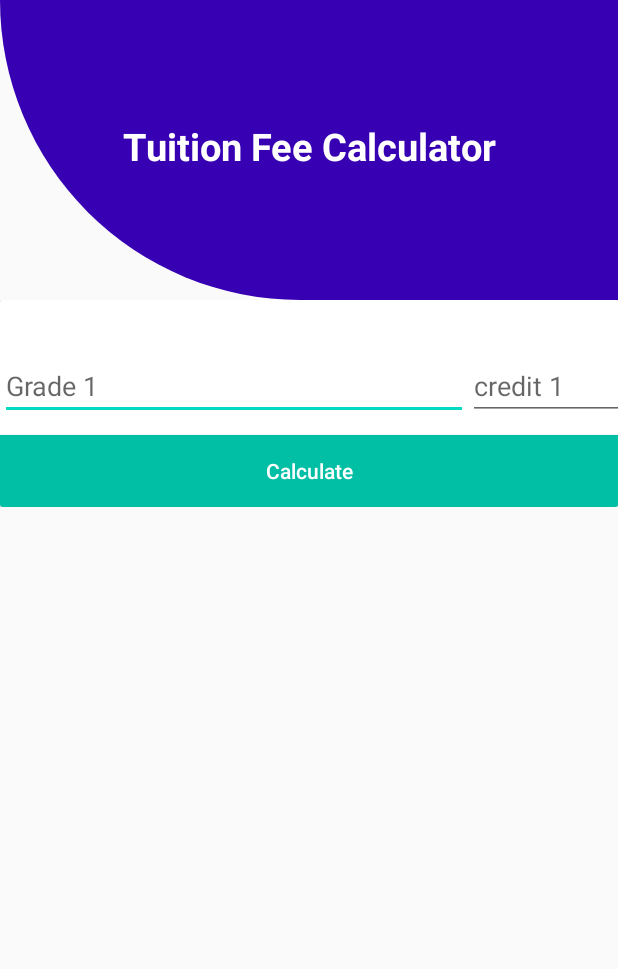
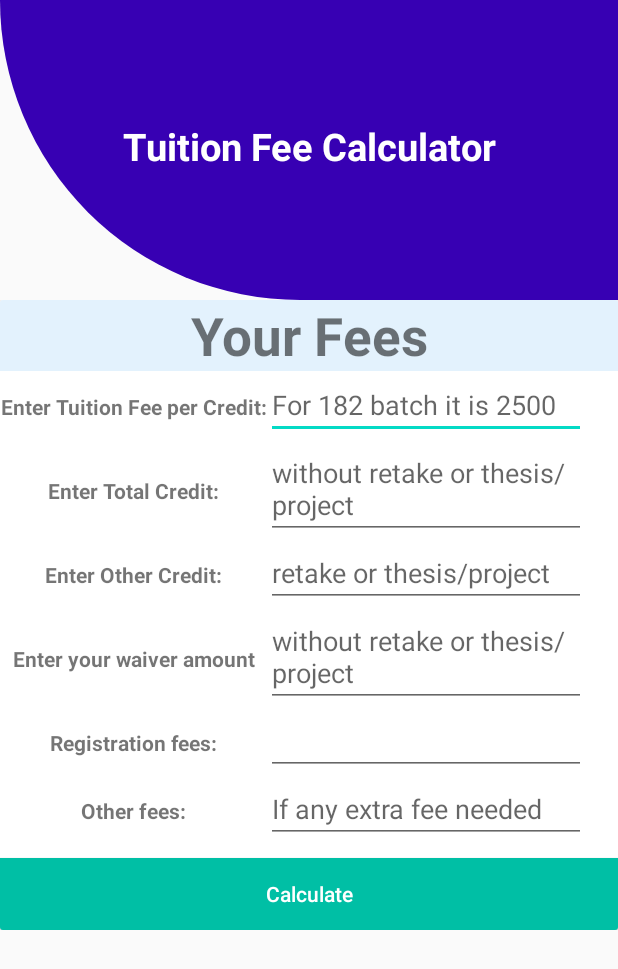
Before and after one commit to Mahadi-Ahammed/Student_utility_Android, an Android app: the tuitionfeeCalculator screen opened directly, with no data from a screen before it, on a phone screen of 412 x 824 dp. Shown: the top 969 px of the screen. Run offline under Robolectric (Android 15) with nearby library versions, the phone set to English and light mode, and no system bars.

Commit message:
Xml for fees calculator

```diff
--- a/labProject/app/src/main/res/layout/formtuition.xml
+++ b/labProject/app/src/main/res/layout/formtuition.xml
@@ -8,7 +8,18 @@
         android:gravity="center"
         android:orientation="vertical">
 
+        <TextView
+            android:id="@+id/feeRes"
+            android:layout_width="match_parent"
+            android:layout_height="wrap_content"
+            android:text="Your Fees"
+            android:textSize="35sp"
+            android:textStyle="bold"
+            android:gravity="center_horizontal"
+            android:layout_span="2"
+            android:background="@color/display_color"
 
+            />
 
 
         <TableLayout
@@ -24,25 +35,17 @@
 
                     android:layout_width="match_parent"
                     android:layout_height="wrap_content"
-                    android:textColor="@color/colorWhite"
-                    android:textSize="25sp"
-                    android:textAlignment="center"
-                    android:text="Enter Tuition Fee per Credit"
                     android:textStyle="bold"
-
+                    android:text="Enter Tuition Fee per Credit:"
                     android:gravity="center_horizontal" />
 
-                <TextView
-
+                <EditText
+                    android:id="@+id/crFee"
                     android:layout_width="match_parent"
                     android:layout_height="wrap_content"
-                    android:textColor="@color/colorWhite"
-                    android:textSize="25sp"
-                    android:textAlignment="center"
-                    android:text="Enter Total Credit"
-                    android:textStyle="bold"
-
-                    android:gravity="center_horizontal" />
+                    android:ems="10"
+                    android:hint="For 182 batch it is 2500"
+                    ></EditText>
 
 
 
@@ -54,47 +57,133 @@
                 android:layout_width="match_parent"
                 android:layout_height="match_parent"
                 >
+                <TextView
+
+                    android:layout_width="match_parent"
+                    android:layout_height="wrap_content"
+                    android:text="Enter Total Credit:"
+                    android:textStyle="bold"
+                    android:gravity="center_horizontal" />
+
+
                 <EditText
-                    android:id="@+id/gpa1"
+                    android:id="@+id/creNum"
                     android:layout_width="match_parent"
                     android:layout_height="wrap_content"
                     android:ems="10"
-                    android:hint="Grade 1"
+                    android:hint="without retake or thesis/project"
 
-                    android:inputType="number"
                     ></EditText>
 
+
+            </TableRow>
+            <TableRow
+                android:layout_width="match_parent"
+                android:layout_height="match_parent"
+                >
+                <TextView
+
+                    android:layout_width="match_parent"
+                    android:layout_height="wrap_content"
+                    android:text="Enter Other Credit:"
+                    android:textStyle="bold"
+                    android:gravity="center_horizontal" />
+
+
                 <EditText
-                    android:id="@+id/credit1"
+                    android:id="@+id/creOth"
                     android:layout_width="match_parent"
                     android:layout_height="wrap_content"
                     android:ems="10"
-                    android:hint="credit 1"
+                    android:hint="retake or thesis/project"
 
-                    android:inputType="number"
+                    ></EditText>
+
+
+            </TableRow>
+            <TableRow
+                android:layout_width="match_parent"
+                android:layout_height="match_parent"
+                >
+                <TextView
+
+                    android:layout_width="match_parent"
+                    android:layout_height="wrap_content"
+                    android:text="Enter your waiver amount"
+                    android:textStyle="bold"
+                    android:gravity="center_horizontal" />
+
+
+                <EditText
+                    android:id="@+id/wavTk"
+                    android:layout_width="match_parent"
+                    android:layout_height="wrap_content"
+                    android:ems="10"
+                    android:hint="without retake or thesis/project"
+
+                    ></EditText>
+            </TableRow>
+
+            <TableRow
+                android:layout_width="match_parent"
+                android:layout_height="match_parent"
+                >
+                <TextView
+
+                    android:layout_width="match_parent"
+                    android:layout_height="wrap_content"
+                    android:text="Registration fees:"
+                    android:textStyle="bold"
+                    android:gravity="center_horizontal" />
+
+
+                <EditText
+                    android:id="@+id/regFee"
+                    android:layout_width="match_parent"
+                    android:layout_height="wrap_content"
+                    android:ems="10"
+                    android:hint=""
+
+                    ></EditText>
+
+
+            </TableRow>
+
+            <TableRow
+                android:layout_width="match_parent"
+                android:layout_height="match_parent"
+                >
+                <TextView
+
+                    android:layout_width="match_parent"
+                    android:layout_height="wrap_content"
+                    android:text="Other fees:"
+                    android:textStyle="bold"
+                    android:gravity="center_horizontal" />
+
+
+                <EditText
+                    android:id="@+id/othFee"
+                    android:layout_width="match_parent"
+                    android:layout_height="wrap_content"
+                    android:ems="10"
+                    android:hint="If any extra fee needed"
+
                     ></EditText>
 
 
             </TableRow>
 
 
-
-
-
-
-
-
-
-
         </TableLayout>
 
         <Button
-            android:id="@+id/btnCount"
+            android:id="@+id/feeCount"
             android:textAllCaps="false"
             android:layout_marginTop="10dp"
             android:textColor="@color/colorWhite"
             android:background="@drawable/btn_state"
-
+            android:shadowColor="@color/dark_blue"
             android:text="Calculate"
             android:layout_width="match_parent"
             android:layout_height="wrap_content"/>
--- a/labProject/app/src/main/res/values/colors.xml
+++ b/labProject/app/src/main/res/values/colors.xml
@@ -10,7 +10,7 @@
     <color name="green">#00bfa5</color>
     <color name="pink">#fe104f</color>
     <color name="dark_blue">#23283a</color>
-
+    <color name="display_color">#e3f2fd</color>
 
 
     <color name="colorWhite">#FFFFFF</color>
```
